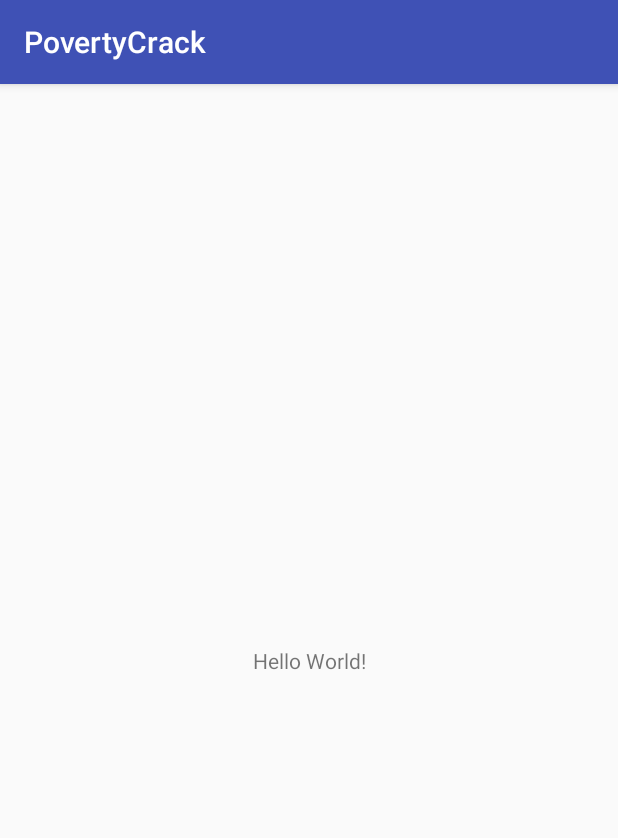
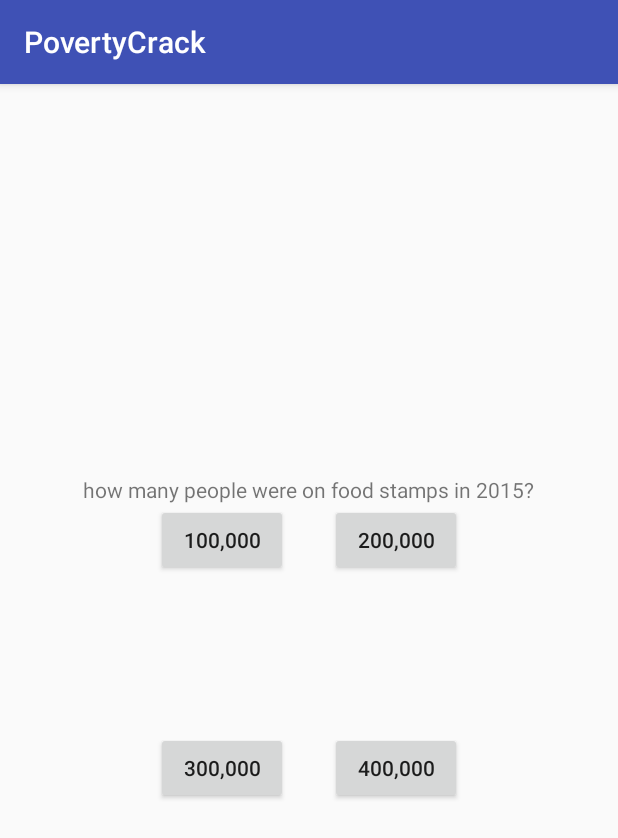
Before and after one commit to 5hourupload/TeamDeepSkyBlue-PovertyTrivia, an Android app: the screen it shows after launch (MainActivity), on a phone screen of 412 x 824 dp. Shown: the top 838 px of the screen. Run offline under Robolectric (Android 15) with nearby library versions, the phone set to English and light mode, and no system bars.

Commit message:
3/17/ 03

```diff
--- a/app/src/main/java/deepskyblue/povertycrack/MainActivity.java
+++ b/app/src/main/java/deepskyblue/povertycrack/MainActivity.java
@@ -2,6 +2,9 @@ package deepskyblue.povertycrack;
 
 import android.support.v7.app.AppCompatActivity;
 import android.os.Bundle;
+import android.view.View;
+import android.widget.Button;
+import android.widget.TextView;
 
 public class MainActivity extends AppCompatActivity
 {
@@ -11,5 +14,78 @@ public class MainActivity extends AppCompatActivity
     {
         super.onCreate(savedInstanceState);
         setContentView(R.layout.activity_main);
+        final TextView Q = findViewById(R.id.questionBox);
+        String test = "how many people were on food stamps in 2015?";
+        Q.setText(test);
+        String answer1 = "100,000";
+        String answer2 = "200,000";
+        String answer3 = "300,000";
+        String answer4 = "400,000";
+        Button choice1 = findViewById(R.id.option1);
+        choice1.setOnClickListener(new View.OnClickListener() {
+            @Override
+            public void onClick(View view) {
+                String response = "you couldn't be more wrong";
+                Q.setText(response);
+            }
+        });
+        choice1.setText(answer1);
+        Button choice2 = findViewById(R.id.option2);
+        choice2.setText(answer2);
+        choice2.setOnClickListener(new View.OnClickListener() {
+            @Override
+            public void onClick(View view) {
+                String response = "Just roll over please";
+                Q.setText(response);
+            }
+        });
+        Button choice3 = findViewById(R.id.option3);
+        choice3.setText(answer3);
+        choice3.setOnClickListener(new View.OnClickListener() {
+            @Override
+            public void onClick(View view) {
+                String response = "Wrong again";
+                Q.setText(response);
+            }
+        });
+        Button choice4 = findViewById(R.id.option4);
+        choice4.setText(answer4);
+        choice4.setOnClickListener(new View.OnClickListener() {
+            @Override
+            public void onClick(View view) {
+                String response = "It's even more than that";
+                Q.setText(response);
+            }
+        });
+    }
+
+    private void startSolo(){
+
+    }
+
+    private void highLow(String Question, String Answer){
+        TextView Q = findViewById(R.id.questionBox);
+        String test = "how many people were on food stamps in 2015?";
+        Q.setText(test);
+
+    }
+
+    private void checkAll(String Question, String Answer){
+        TextView Q = findViewById(R.id.questionBox);
+        String Answers [] = Answer.split(";");
+        Button choice1 = findViewById(R.id.option1);
+        Button choice2 = findViewById(R.id.option2);
+        Button choice3 = findViewById(R.id.option3);
+        Button choice4 = findViewById(R.id.option4);
+
+    }
+
+    private void multipleChoice(String Question, String Answer){
+
+
+    }
+
+    private void slider(String Questions){
+
     }
 }
--- a/app/src/main/res/layout/activity_main.xml
+++ b/app/src/main/res/layout/activity_main.xml
@@ -7,12 +7,50 @@
     tools:context="deepskyblue.povertycrack.MainActivity">
 
     <TextView
+        android:id="@+id/questionBox"
+        android:layout_width="wrap_content"
+        android:layout_height="19dp"
+        app:layout_constraintBottom_toBottomOf="parent"
+        app:layout_constraintHorizontal_bias="0.498"
+        app:layout_constraintLeft_toLeftOf="parent"
+        app:layout_constraintRight_toRightOf="parent"
+        app:layout_constraintTop_toTopOf="parent"
+        app:layout_constraintVertical_bias="0.348" />
+
+    <Button
+        android:id="@+id/option1"
         android:layout_width="wrap_content"
         android:layout_height="wrap_content"
-        android:text="Hello World!"
-        app:layout_constraintBottom_toBottomOf="parent"
-        app:layout_constraintLeft_toLeftOf="parent"
-        app:layout_constraintRight_toRightOf="parent"
+        android:layout_marginStart="104dp"
+        android:layout_marginTop="280dp"
+        app:layout_constraintStart_toStartOf="parent"
         app:layout_constraintTop_toTopOf="parent" />
 
+    <Button
+        android:id="@+id/option2"
+        android:layout_width="wrap_content"
+        android:layout_height="wrap_content"
+        android:layout_marginEnd="104dp"
+        android:layout_marginTop="280dp"
+        app:layout_constraintEnd_toEndOf="parent"
+        app:layout_constraintTop_toTopOf="parent" />
+
+    <Button
+        android:id="@+id/option3"
+        android:layout_width="wrap_content"
+        android:layout_height="wrap_content"
+        android:layout_marginBottom="288dp"
+        android:layout_marginStart="104dp"
+        app:layout_constraintBottom_toBottomOf="parent"
+        app:layout_constraintStart_toStartOf="parent" />
+
+    <Button
+        android:id="@+id/option4"
+        android:layout_width="wrap_content"
+        android:layout_height="wrap_content"
+        android:layout_marginBottom="288dp"
+        android:layout_marginEnd="104dp"
+        app:layout_constraintBottom_toBottomOf="parent"
+        app:layout_constraintEnd_toEndOf="parent" />
+
 </android.support.constraint.ConstraintLayout>
```
Also changed, not shown: app/gradle/wrapper/gradle-wrapper.properties (added), 4 other files.
